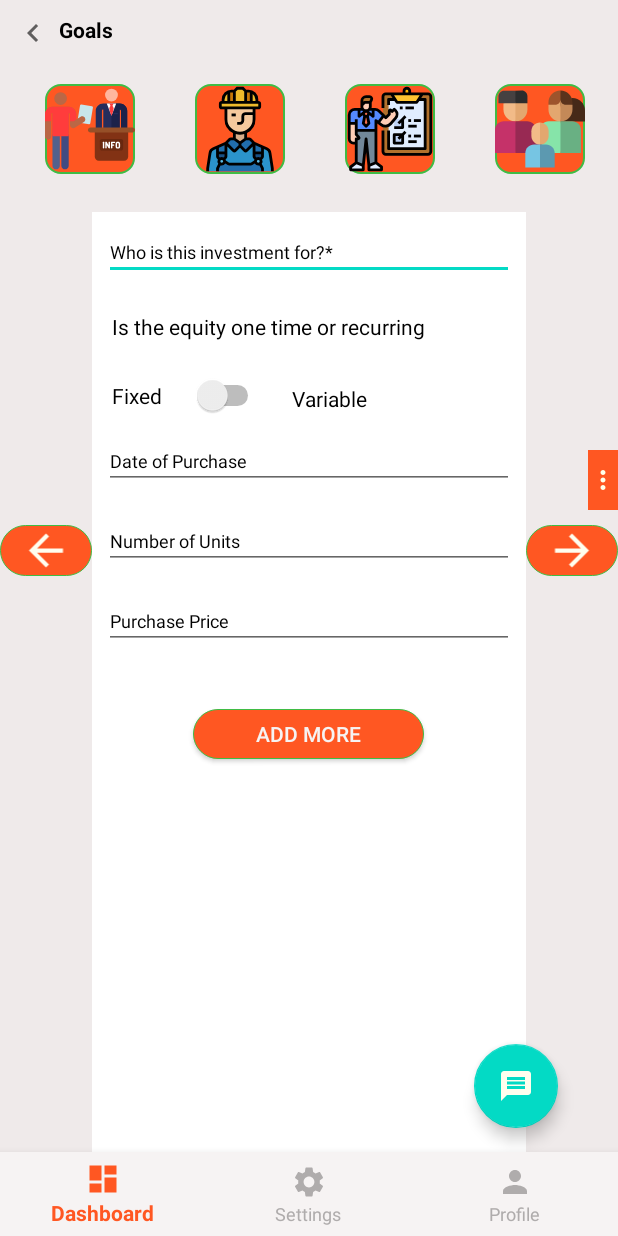
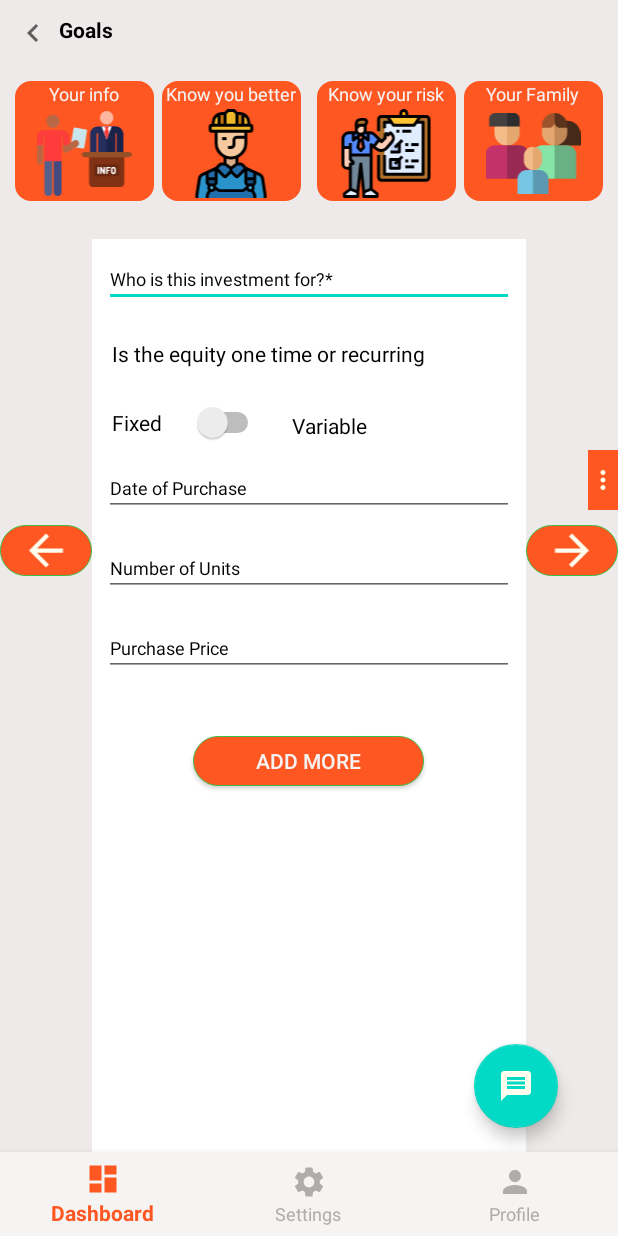
Before and after one commit to shailendra3223/MyApplication, an Android app: the screen it shows after launch (MainActivity), on a phone screen of 412 x 824 dp. Run offline under Robolectric (Android 15) with nearby library versions, the phone set to English and light mode, and no system bars.

Commit message:
Initial commit #2

```diff
--- a/app/src/main/res/drawable/ic_family.xml
+++ b/app/src/main/res/drawable/ic_family.xml
@@ -1,6 +1,6 @@
 <vector xmlns:android="http://schemas.android.com/apk/res/android"
-    android:width="512dp"
-    android:height="512dp"
+    android:width="64dp"
+    android:height="64dp"
     android:viewportWidth="512"
     android:viewportHeight="512">
   <path
--- a/app/src/main/res/drawable/ic_info.xml
+++ b/app/src/main/res/drawable/ic_info.xml
@@ -1,5 +1,5 @@
-<vector android:height="24dp" android:viewportHeight="512"
-    android:viewportWidth="512" android:width="24dp" xmlns:android="http://schemas.android.com/apk/res/android">
+<vector android:height="64dp" android:viewportHeight="512"
+    android:viewportWidth="512" android:width="64dp" xmlns:android="http://schemas.android.com/apk/res/android">
     <path android:fillColor="#252D5C" android:pathData="M323.886,264.815V152.085c0.037,-3.345 3.41,-6.384 7.095,-6.384h0.633v119.113h93.169V145.701h0.629c3.686,0 7.058,3.039 7.095,6.384v112.729h35.179V152.027c0,-0.029 0,-0.059 0,-0.088c-0.114,-22.837 -19.079,-41.417 -42.274,-41.417h-94.431c-23.195,0 -42.16,18.58 -42.274,41.417c0,0.029 0,0.059 0,0.088v112.787H323.886z"/>
     <path android:fillColor="#1B224A" android:pathData="M424.783,264.815V145.701h0.629c3.686,0 7.058,3.039 7.095,6.384v112.729h35.179V152.027c0,-0.029 0,-0.059 0,-0.088c-0.114,-22.837 -19.079,-41.417 -42.274,-41.417h-47.219v154.293L424.783,264.815L424.783,264.815z"/>
     <path android:fillColor="#FFFFFF" android:pathData="M351.354,110.522l26.839,70.434l26.846,-70.434z"/>
--- a/app/src/main/res/drawable/ic_knowledge.xml
+++ b/app/src/main/res/drawable/ic_knowledge.xml
@@ -1,6 +1,6 @@
 <vector xmlns:android="http://schemas.android.com/apk/res/android"
-    android:width="512dp"
-    android:height="512dp"
+    android:width="64dp"
+    android:height="64dp"
     android:viewportWidth="512"
     android:viewportHeight="512">
   <path
--- a/app/src/main/res/drawable/ic_risk.xml
+++ b/app/src/main/res/drawable/ic_risk.xml
@@ -1,6 +1,6 @@
 <vector xmlns:android="http://schemas.android.com/apk/res/android"
-    android:width="512dp"
-    android:height="512dp"
+    android:width="64dp"
+    android:height="64dp"
     android:viewportWidth="512"
     android:viewportHeight="512">
   <path
--- a/app/src/main/res/drawable/imagebackground.xml
+++ b/app/src/main/res/drawable/imagebackground.xml
@@ -6,7 +6,7 @@
                 android:color="#FF5722" />
             <stroke
                 android:width="2px"
-                android:color="#40BC45" />
+                android:color="#FF5722" />
             <corners android:radius="10dp" />
         </shape>
     </item>
--- a/app/src/main/res/layout/fragment_setting.xml
+++ b/app/src/main/res/layout/fragment_setting.xml
@@ -19,65 +19,119 @@
         android:padding="10dp"
         android:drawableLeft="@drawable/ic_left_row" />
 
-    <RelativeLayout
-        android:id="@+id/Rl_image"
+
+    <LinearLayout
+        android:id="@+id/ll_layout"
         android:layout_width="match_parent"
         android:layout_height="wrap_content"
-        android:layout_marginTop="2dp"
-        android:padding="10dp"
-      android:layout_below="@+id/tv_goals">
+        android:orientation="horizontal"
+        android:layout_below="@+id/tv_goals"
+        android:layout_margin="10dp"
+        android:baselineAligned="false">
 
+
+        <LinearLayout
+            android:layout_width="80dp"
+            android:layout_height="80dp"
+            android:orientation="vertical"
+            android:layout_weight="1"
+            android:background="@drawable/imagebackground">
+
+            <TextView
+                android:layout_width="wrap_content"
+                android:layout_height="wrap_content"
+                android:text="@string/your_info"
+                android:layout_gravity="center"
+                android:textSize="12sp"
+                android:textColor="@color/colorwhite"/>
             <ImageView
                 android:id="@+id/img_info"
-            android:layout_width="60dp"
-            android:layout_height="60dp"
-            android:layout_marginStart="20dp"
-            android:layout_marginLeft="20dp"
-            android:background="@drawable/imagebackground"
+                android:layout_width="wrap_content"
+                android:layout_height="wrap_content"
                 android:contentDescription="@string/img_todo"
                 android:src="@drawable/ic_info"
-            app:layout_constraintDimensionRatio="H,16:9"
-            app:layout_constraintEnd_toStartOf="@+id/img_knowyourbetter" />
+                android:layout_gravity="center"
+                app:layout_constraintDimensionRatio="H,16:9"/>
+        </LinearLayout>
 
+        <LinearLayout
+            android:layout_width="80dp"
+            android:layout_height="80dp"
+            android:orientation="vertical"
+            android:layout_weight="1"
+            android:layout_marginStart="5dp"
+            android:layout_marginEnd="5dp"
+            android:background="@drawable/imagebackground"
+            android:layout_marginLeft="5dp">
+
+            <TextView
+                android:layout_width="wrap_content"
+                android:layout_height="wrap_content"
+                android:text="@string/know_you_better"
+                android:layout_gravity="center"
+                android:textSize="12sp"
+                android:textColor="@color/colorwhite"/>
             <ImageView
-            android:id="@+id/img_knowyourbetter"
-            android:layout_width="60dp"
-            android:layout_height="60dp"
-            android:layout_marginStart="40dp"
-            android:layout_marginLeft="40dp"
-            android:layout_toEndOf="@+id/img_info"
-            android:layout_toRightOf="@+id/img_info"
-            android:background="@drawable/imagebackground"
+                android:id="@+id/img_better"
+                android:layout_width="wrap_content"
+                android:layout_height="wrap_content"
+                android:contentDescription="@string/img_todo"
                 android:src="@drawable/ic_knowledge"
-            app:layout_constraintDimensionRatio="H,16:9"
-            tools:ignore="ContentDescription" />
+                android:layout_gravity="center"
+                app:layout_constraintDimensionRatio="H,16:9"/>
+        </LinearLayout>
 
+        <LinearLayout
+            android:layout_width="80dp"
+            android:layout_height="80dp"
+            android:layout_weight="1"
+            android:orientation="vertical"
+            android:layout_marginEnd="5dp"
+            android:layout_marginStart="5dp"
+            android:background="@drawable/imagebackground">
+
+            <TextView
+                android:layout_width="wrap_content"
+                android:layout_height="wrap_content"
+                android:text="@string/TV_risk"
+                android:textSize="12sp"
+                android:layout_gravity="center"
+                android:textColor="@color/colorwhite"/>
             <ImageView
                 android:id="@+id/img_risk"
-            android:layout_width="60dp"
-            android:layout_height="60dp"
-            android:layout_marginStart="40dp"
-            android:layout_marginLeft="40dp"
-            android:layout_toEndOf="@+id/img_knowyourbetter"
-            android:layout_toRightOf="@+id/img_knowyourbetter"
-            android:background="@drawable/imagebackground"
+                android:layout_width="wrap_content"
+                android:layout_height="wrap_content"
+                android:layout_gravity="center"
                 android:contentDescription="@string/img_todo"
                 android:src="@drawable/ic_risk"
                 app:layout_constraintDimensionRatio="H,16:9" />
+        </LinearLayout>
 
+        <LinearLayout
+            android:layout_width="80dp"
+            android:layout_height="80dp"
+            android:orientation="vertical"
+            android:layout_weight="1"
+            android:background="@drawable/imagebackground">
+
+            <TextView
+                android:layout_width="wrap_content"
+                android:layout_height="wrap_content"
+                android:text="@string/TV_family"
+                android:layout_gravity="center"
+                android:textSize="12sp"
+                android:textColor="@color/colorwhite"/>
             <ImageView
                 android:id="@+id/img_family"
-            android:layout_width="60dp"
-            android:layout_height="60dp"
-            android:layout_marginStart="40dp"
-            android:layout_marginLeft="40dp"
-            android:layout_toEndOf="@+id/img_risk"
-            android:layout_toRightOf="@+id/img_risk"
-            android:background="@drawable/imagebackground"
+                android:layout_width="wrap_content"
+                android:layout_height="wrap_content"
                 android:contentDescription="@string/img_todo"
                 android:src="@drawable/ic_family"
-            app:layout_constraintDimensionRatio="H,16:9" />
-    </RelativeLayout>
+                android:layout_gravity="center"
+                app:layout_constraintDimensionRatio="H,16:9"/>
+        </LinearLayout>
+
+    </LinearLayout>
 
 
     <ImageView
@@ -87,7 +141,7 @@
         android:layout_marginTop="350dp"
         android:background="@drawable/addmore"
         android:src="@drawable/ic_arrow_back"
-        android:contentDescription="@string/imgtodo" />
+        android:contentDescription="@string/img_todo" />
 
     <ImageView
         android:id="@+id/img_forword"
@@ -98,7 +152,8 @@
         android:background="@drawable/addmore"
         android:src="@drawable/ic_arrow_forward"
         android:layout_alignParentRight="true"
-        android:contentDescription="@string/imgtodo" />
+        android:contentDescription="@string/img_todo" />
+
     <RelativeLayout
         android:id="@+id/relativeLayout"
         android:layout_width="match_parent"
@@ -107,7 +162,7 @@
         android:background="#fff"
         android:layout_toEndOf="@+id/img_back"
         android:layout_marginTop="15dp"
-        android:layout_below="@+id/Rl_image"
+        android:layout_below="@+id/ll_layout"
         android:layout_toLeftOf="@+id/img_forword"
         android:layout_toRightOf="@+id/img_back">
 
--- a/app/src/main/res/values/strings.xml
+++ b/app/src/main/res/values/strings.xml
@@ -15,7 +15,10 @@
     <string name="no_item_available">No Item Available</string>
     <!-- TODO: Remove or change this placeholder text -->
     <string name="hello_blank_fragment">Hello blank fragment</string>
-
+    <string name="know_you_better">Know you better</string>
+    <string name="TV_risk">Know your risk</string>
+    <string name="TV_family">Your Family</string>
+    <string name="your_info">Your info</string>
 
 
 </resources>
```
Lines whose indentation alone changed are shown as unchanged.
